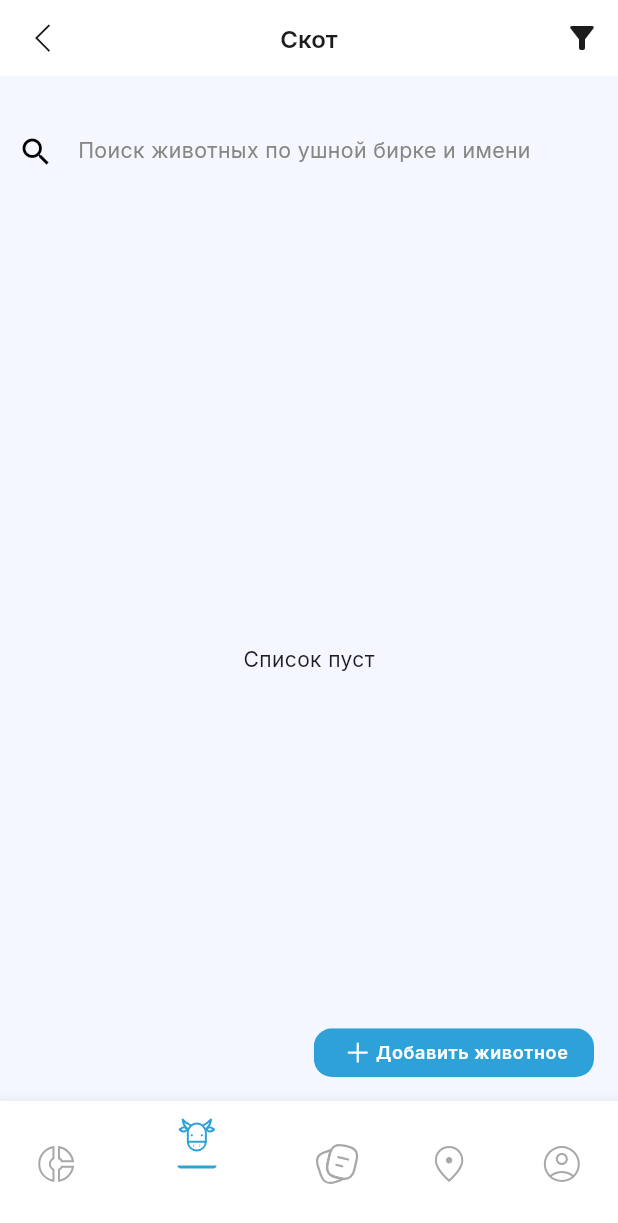
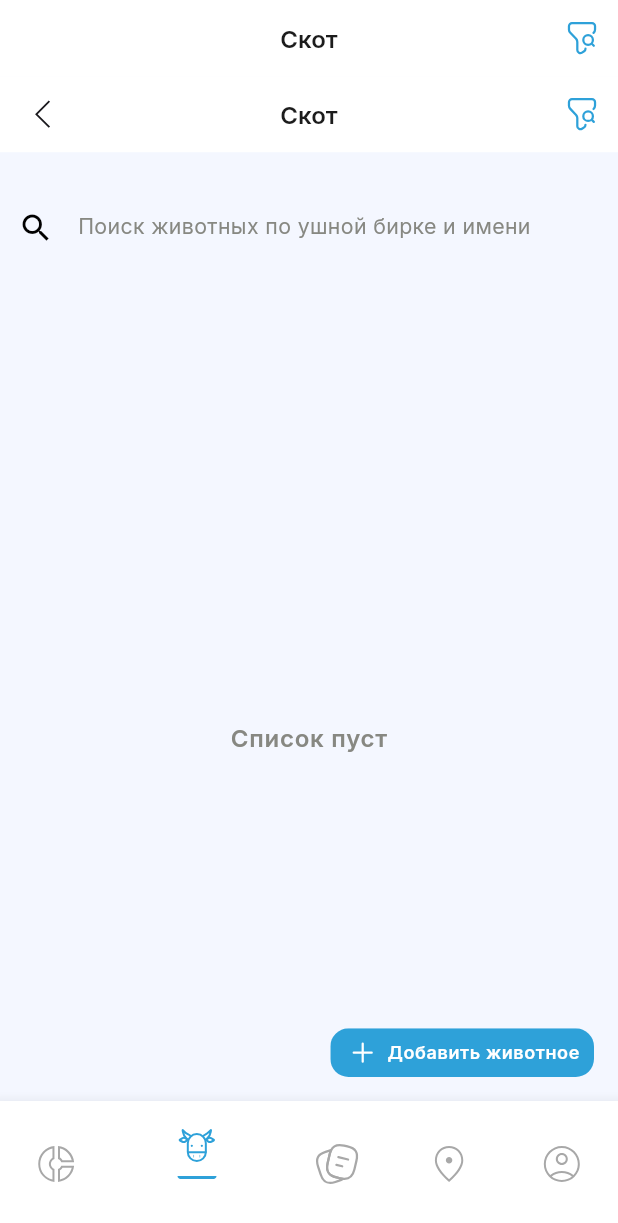
Before and after one commit to z0ld1ck/RanchTracker, a Flutter app: the Home screen opened by its route, on a phone screen of 412 x 824 dp. Shown: the top 1223 px of the screen. Run offline on Flutter 3.47's test engine with Material 3 defaults, Android fonts, the phone set to English and light mode, and no system bars; our stand-ins replace flutter_map, flutter_screenutil, flutter_svg, google_fonts, latlong2, pinput and 1 more; accounts and stored records are empty; generated files the repository leaves out were written again.

Commit message:
//clean code

```diff
--- a/lib/features/auth/presentation/page/password_page.dart
+++ b/lib/features/auth/presentation/page/password_page.dart
@@ -16,7 +16,7 @@ class PasswordPage extends StatefulWidget {
 }
 
 class _PasswordPageState extends State<PasswordPage> {
-  TextEditingController _passwordController = TextEditingController();
+  final TextEditingController _passwordController = TextEditingController();
   bool _obsecureText = true;
 
   @override
--- a/lib/features/auth/presentation/page/sms_code_auth.dart
+++ b/lib/features/auth/presentation/page/sms_code_auth.dart
@@ -99,7 +99,9 @@ class _SmSCodeAuthPageState extends State<SmSCodeAuthPage> {
                         },
                         icon: SvgPicture.asset(AppIcons.back),
                       ),
-                      SizedBox(width:50.w,),
+                      SizedBox(
+                        width: 50.w,
+                      ),
                       Text(
                         AppLocalizations.of(context)!.registration,
                         textAlign: TextAlign.start,
@@ -134,7 +136,6 @@ class _SmSCodeAuthPageState extends State<SmSCodeAuthPage> {
                         if (pin == '1111') {
                           navService.pushNamed('/password');
                         }
-                        ;
                         return AppLocalizations.of(context)!.wrongCode;
                       },
                       errorTextStyle: Theme.of(context)
--- a/lib/presentation/home/nested/add_cattle_page.dart
+++ b/lib/presentation/home/nested/add_cattle_page.dart
@@ -6,7 +6,7 @@ import '../../../core/navigation/nav_services.dart';
 import '../../../core/routes/global_routes.dart';
 
 class AddCattlePage extends StatefulWidget {
-  const AddCattlePage({Key? key}) : super(key: key);
+  const AddCattlePage({super.key});
 
   @override
   State<AddCattlePage> createState() => _AddCattlePageState();
--- a/lib/presentation/home/nested/filter.dart
+++ b/lib/presentation/home/nested/filter.dart
@@ -1,7 +1,6 @@
 import 'package:flutter/material.dart';
 import 'package:flutter_screenutil/flutter_screenutil.dart';
 import 'package:flutter_svg/svg.dart';
-import 'package:malshy/presentation/home/widgets/add_cattle_button.dart';
 import 'package:malshy/presentation/home/widgets/dropdown_button.dart';
 
 import '../../../core/const/app_colors.dart';
--- a/lib/presentation/home/pages/cattle_list_page.dart
+++ b/lib/presentation/home/pages/cattle_list_page.dart
@@ -1,12 +1,11 @@
 import 'package:flutter/material.dart';
-import 'package:flutter/services.dart';
 import 'package:flutter_screenutil/flutter_screenutil.dart';
 import 'package:flutter_svg/flutter_svg.dart';
+import 'package:malshy/core/const/app_colors.dart';
 import 'package:malshy/core/const/app_icons.dart';
 import 'package:malshy/core/navigation/nav_services.dart';
 import 'package:malshy/core/routes/global_routes.dart';
 import 'package:malshy/presentation/home/widgets/add_cattle_button.dart';
-
 
 class CattleListPage extends StatefulWidget {
   const CattleListPage({super.key});
@@ -41,7 +40,7 @@ class _CattleListPageState extends State<CattleListPage> {
               onPressed: () {
                 navService.pushNamed(GlobalRoutes.filter);
               },
-              icon: Icon(Icons.filter_alt),
+              icon: SvgPicture.asset(AppIcons.filter),
             ),
           ],
         ),
@@ -63,7 +62,13 @@ class _CattleListPageState extends State<CattleListPage> {
             height: 300.h,
           ),
           Center(
-            child: Text('Список пуст'),
+            child: Text(
+              'Список пуст',
+              style: Theme.of(context)
+                  .textTheme
+                  .bodyLarge!
+                  .copyWith(color: AppColors.gray, fontWeight: FontWeight.w600),
+            ),
           ),
         ],
       ),
--- a/lib/presentation/home/pages/dashboard_page.dart
+++ b/lib/presentation/home/pages/dashboard_page.dart
@@ -4,7 +4,7 @@ import 'package:malshy/core/const/app_colors.dart';
 
 
 class Dashboard extends StatefulWidget {
-  const Dashboard({Key? key}) : super(key: key);
+  const Dashboard({super.key});
 
   @override
   State<Dashboard> createState() => _DashboardState();
--- a/lib/presentation/home/pages/events_page.dart
+++ b/lib/presentation/home/pages/events_page.dart
@@ -4,7 +4,7 @@ import '../../../core/const/app_colors.dart';
 
 
 class Events extends StatefulWidget {
-  const Events({Key? key}) : super(key: key);
+  const Events({super.key});
 
   @override
   State<Events> createState() => _EventsState();
--- a/lib/presentation/home/pages/home_page.dart
+++ b/lib/presentation/home/pages/home_page.dart
@@ -11,7 +11,7 @@ import '../../../core/navigation/nav_services.dart';
 import '../../../core/routes/global_routes.dart';
 
 class Home extends StatefulWidget {
-  const Home({Key? key}) : super(key: key);
+  const Home({super.key});
 
   @override
   State<Home> createState() => _HomeState();
@@ -23,30 +23,25 @@ class _HomeState extends State<Home> {
   @override
   Widget build(BuildContext context) {
     return Scaffold(
-      // appBar: PreferredSize(
-      //   preferredSize: Size(double.infinity, 50.h),
-      //   child: AppBar(
-      //     title: Text('Скот'),
-      //     centerTitle: true,
-      //     leading: IconButton(
-      //       onPressed: () {
-      //         navService.pushNamed(GlobalRoutes.login);
-      //       },
-      //       icon: SvgPicture.asset(AppIcons.back),
-      //     ),
-      //     actions: [
-      //       IconButton(
-      //         onPressed: () {
-      //           navService.pushNamed(GlobalRoutes.login);
-      //         },
-      //         icon: Icon(Icons.filter_alt),
-      //       ),
-      //     ],
-      //   ),
-      // ),
+      appBar: PreferredSize(
+        preferredSize: Size(double.infinity, 50.h),
+        child: AppBar(
+          automaticallyImplyLeading: false,
+          title: Text('Скот'),
+          centerTitle: true,
+          actions: [
+            IconButton(
+              onPressed: () {
+                navService.pushNamed(GlobalRoutes.login);
+              },
+              icon: SvgPicture.asset(AppIcons.filter),
+            ),
+          ],
+        ),
+      ),
       body: IndexedStack(
         index: currentIndex,
-        children: [
+        children: const [
           Dashboard(),
           CattleListPage(),
           Events(),
@@ -84,6 +79,8 @@ class _HomeState extends State<Home> {
         ],
         currentIndex: currentIndex,
         onTap: onTap,
+        showSelectedLabels: false,
+        showUnselectedLabels: false,
       ),
     );
   }
--- a/lib/presentation/home/pages/map_page.dart
+++ b/lib/presentation/home/pages/map_page.dart
@@ -2,15 +2,13 @@ import 'package:flutter/material.dart';
 import 'package:flutter_map/flutter_map.dart';
 import 'package:flutter_screenutil/flutter_screenutil.dart';
 import 'package:latlong2/latlong.dart';
-import 'package:malshy/features/app/app.dart';
-import 'package:malshy/presentation/home/widgets/add_cattle_button.dart';
 import 'package:malshy/presentation/home/widgets/search_bar_widget.dart';
 
 import '../../../core/const/app_colors.dart';
 import '../widgets/cattle_counting_button.dart';
 
 class MapPage extends StatefulWidget {
-  const MapPage({Key? key}) : super(key: key);
+  const MapPage({super.key});
 
   @override
   State<MapPage> createState() => _MapPageState();
--- a/lib/presentation/home/widgets/add_cattle_button.dart
+++ b/lib/presentation/home/widgets/add_cattle_button.dart
@@ -8,8 +8,7 @@ import 'package:malshy/core/routes/global_routes.dart';
 import '../../../core/const/app_colors.dart';
 
 class AddCattleButton extends StatelessWidget {
-  const AddCattleButton({
-    Key? key,
+  const AddCattleButton({super.key,
     this.color,
     required this.onPressed,
     this.borderRadius,
@@ -34,7 +33,7 @@ class AddCattleButton extends StatelessWidget {
   @override
   Widget build(BuildContext context) {
     return SizedBox(
-      width: 170.w,
+      width: 160.w,
       height: 32.h,
       child: ClipRRect(
         borderRadius: BorderRadius.circular(12.r),
@@ -53,12 +52,15 @@ class AddCattleButton extends StatelessWidget {
                 SvgPicture.asset(
                   icon ?? AppIcons.add,
                 ),
+                SizedBox(
+                  width: 4.w,
+                ),
                 Text(
                   text ?? '',
-                  style: Theme.of(context).textTheme.bodySmall!.copyWith(
-                        color: AppColors.white,
-                        fontWeight: FontWeight.w600,
-                      ),
+                  style: Theme.of(context)
+                      .textTheme
+                      .bodySmall!
+                      .copyWith(color: AppColors.white, fontWeight: FontWeight.w600),
                 ),
               ],
             ),
--- a/lib/presentation/home/widgets/menuItem.dart
+++ b/lib/presentation/home/widgets/menuItem.dart
@@ -1,4 +1,3 @@
-
 class MenuItem{
   final String iconData;
   final String label;
```
Also changed, not shown: lib/features/auth/presentation/page/auth.dart (+5 -6 lines), lib/features/auth/presentation/splash/splash_screen.dart (+9 -8 lines), lib/presentation/home/widgets/cattle_counting_button.dart (+2 -7 lines), lib/presentation/home/widgets/dropdown_button.dart (+3 -5 lines), lib/features/auth/presentation/page/log_in_page.dart (indentation only).
